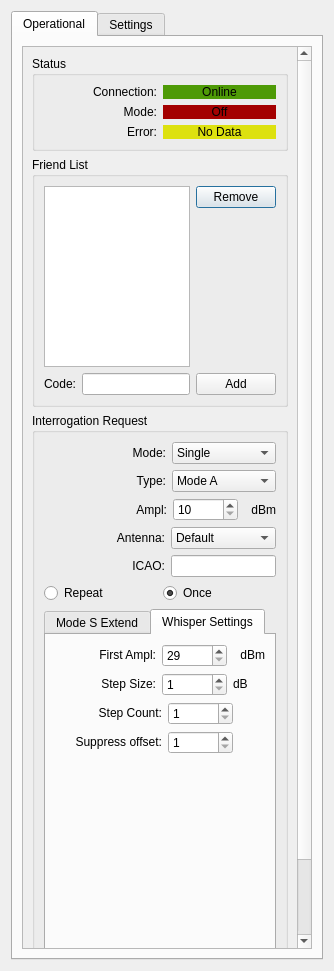
MiftahSalam/RadarArhanud-2020, file RadarArhanud-2020/dialogiff.ui: the form before one commit.
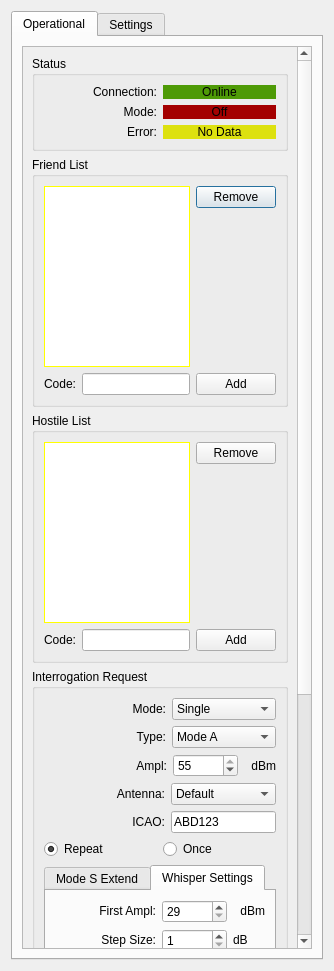
The form after the commit. The open tabs and pages were chosen to show the change.

Patch:
```diff
--- a/RadarArhanud-2020/dialogiff.ui
+++ b/RadarArhanud-2020/dialogiff.ui
@@ -11,16 +11,22 @@
    </rect>
   </property>
   <property name="sizePolicy">
-   <sizepolicy hsizetype="Preferred" vsizetype="Fixed">
+   <sizepolicy hsizetype="Preferred" vsizetype="MinimumExpanding">
     <horstretch>0</horstretch>
     <verstretch>0</verstretch>
    </sizepolicy>
   </property>
+  <property name="minimumSize">
+   <size>
+    <width>330</width>
+    <height>800</height>
+   </size>
+  </property>
   <property name="windowTitle">
    <string>IFF Settings</string>
   </property>
-  <layout class="QGridLayout" name="gridLayout">
-   <item row="0" column="0">
+  <layout class="QVBoxLayout" name="verticalLayout_18">
+   <item>
     <widget class="QTabWidget" name="tabWidget_2">
      <property name="currentIndex">
       <number>0</number>
@@ -41,7 +47,7 @@
             <x>0</x>
             <y>0</y>
             <width>278</width>
-            <height>1069</height>
+            <height>1325</height>
            </rect>
           </property>
           <layout class="QVBoxLayout" name="verticalLayout_14">
@@ -185,6 +191,12 @@
                <height>250</height>
               </size>
              </property>
+             <property name="maximumSize">
+              <size>
+               <width>16777215</width>
+               <height>300</height>
+              </size>
+             </property>
              <property name="title">
               <string>Friend List</string>
              </property>
@@ -194,7 +206,8 @@
                 <item>
                  <widget class="QTableView" name="tableViewOpFriendList">
                   <property name="styleSheet">
-                   <string notr="true">gridline-color: rgb(238, 238, 236);</string>
+                   <string notr="true">gridline-color: rgb(238, 238, 236);
+border: 1px solid #FFFF00</string>
                   </property>
                   <property name="editTriggers">
                    <set>QAbstractItemView::NoEditTriggers</set>
@@ -285,6 +298,124 @@
              </layout>
             </widget>
            </item>
+           <item>
+            <widget class="QGroupBox" name="groupBox_8">
+             <property name="minimumSize">
+              <size>
+               <width>0</width>
+               <height>250</height>
+              </size>
+             </property>
+             <property name="maximumSize">
+              <size>
+               <width>16777215</width>
+               <height>300</height>
+              </size>
+             </property>
+             <property name="title">
+              <string>Hostile List</string>
+             </property>
+             <layout class="QVBoxLayout" name="verticalLayout_21">
+              <item>
+               <layout class="QHBoxLayout" name="horizontalLayout_58">
+                <item>
+                 <widget class="QTableView" name="tableViewOpHostileList">
+                  <property name="styleSheet">
+                   <string notr="true">gridline-color: rgb(238, 238, 236);
+border: 1px solid #FFFF00</string>
+                  </property>
+                  <property name="editTriggers">
+                   <set>QAbstractItemView::NoEditTriggers</set>
+                  </property>
+                  <property name="selectionMode">
+                   <enum>QAbstractItemView::SingleSelection</enum>
+                  </property>
+                  <property name="selectionBehavior">
+                   <enum>QAbstractItemView::SelectRows</enum>
+                  </property>
+                  <property name="showGrid">
+                   <bool>true</bool>
+                  </property>
+                  <property name="gridStyle">
+                   <enum>Qt::SolidLine</enum>
+                  </property>
+                  <attribute name="horizontalHeaderCascadingSectionResizes">
+                   <bool>false</bool>
+                  </attribute>
+                  <attribute name="verticalHeaderVisible">
+                   <bool>false</bool>
+                  </attribute>
+                  <attribute name="verticalHeaderHighlightSections">
+                   <bool>false</bool>
+                  </attribute>
+                 </widget>
+                </item>
+                <item>
+                 <layout class="QVBoxLayout" name="verticalLayout_22">
+                  <item>
+                   <widget class="QPushButton" name="pushButtonOpHostileListRemove">
+                    <property name="text">
+                     <string>Remove</string>
+                    </property>
+                   </widget>
+                  </item>
+                  <item>
+                   <spacer name="verticalSpacer_4">
+                    <property name="orientation">
+                     <enum>Qt::Vertical</enum>
+                    </property>
+                    <property name="sizeHint" stdset="0">
+                     <size>
+                      <width>20</width>
+                      <height>40</height>
+                     </size>
+                    </property>
+                   </spacer>
+                  </item>
+                 </layout>
+                </item>
+               </layout>
+              </item>
+              <item>
+               <layout class="QHBoxLayout" name="horizontalLayout_59">
+                <item>
+                 <widget class="QLabel" name="label_13">
+                  <property name="sizePolicy">
+                   <sizepolicy hsizetype="Preferred" vsizetype="Fixed">
+                    <horstretch>0</horstretch>
+                    <verstretch>0</verstretch>
+                   </sizepolicy>
+                  </property>
+                  <property name="text">
+                   <string>Code:</string>
+                  </property>
+                  <property name="alignment">
+                   <set>Qt::AlignRight|Qt::AlignTrailing|Qt::AlignVCenter</set>
+                  </property>
+                 </widget>
+                </item>
+                <item>
+                 <widget class="QLineEdit" name="lineEditHostileListCode">
+                  <property name="styleSheet">
+                   <string notr="true"/>
+                  </property>
+                  <property name="maxLength">
+                   <number>4</number>
+                  </property>
+                 </widget>
+                </item>
+                <item>
+                 <widget class="QPushButton" name="pushButtonOpHostileListAdd">
+                  <property name="text">
+                   <string>Add</string>
+                  </property>
+                 </widget>
+                </item>
+               </layout>
+              </item>
+             </layout>
+            </widget>
+           </item>
            <item>
             <widget class="QGroupBox" name="groupBox_5">
              <property name="sizePolicy">
@@ -401,6 +532,9 @@
                   <property name="maximum">
                    <number>55</number>
                   </property>
+                  <property name="value">
+                   <number>55</number>
+                  </property>
                  </widget>
                 </item>
                 <item>
@@ -483,6 +617,9 @@
                   <property name="inputMask">
                    <string/>
                   </property>
+                  <property name="text">
+                   <string>ABD123</string>
+                  </property>
                   <property name="maxLength">
                    <number>6</number>
                   </property>
@@ -497,6 +634,9 @@
                   <property name="text">
                    <string>Repeat</string>
                   </property>
+                  <property name="checked">
+                   <bool>true</bool>
+                  </property>
                  </widget>
                 </item>
                 <item>
@@ -505,7 +645,7 @@
                    <string>Once</string>
                   </property>
                   <property name="checked">
-                   <bool>true</bool>
+                   <bool>false</bool>
                   </property>
                  </widget>
                 </item>
```
Left out of the diff: 96 changed lines with no effect on the pictures.
